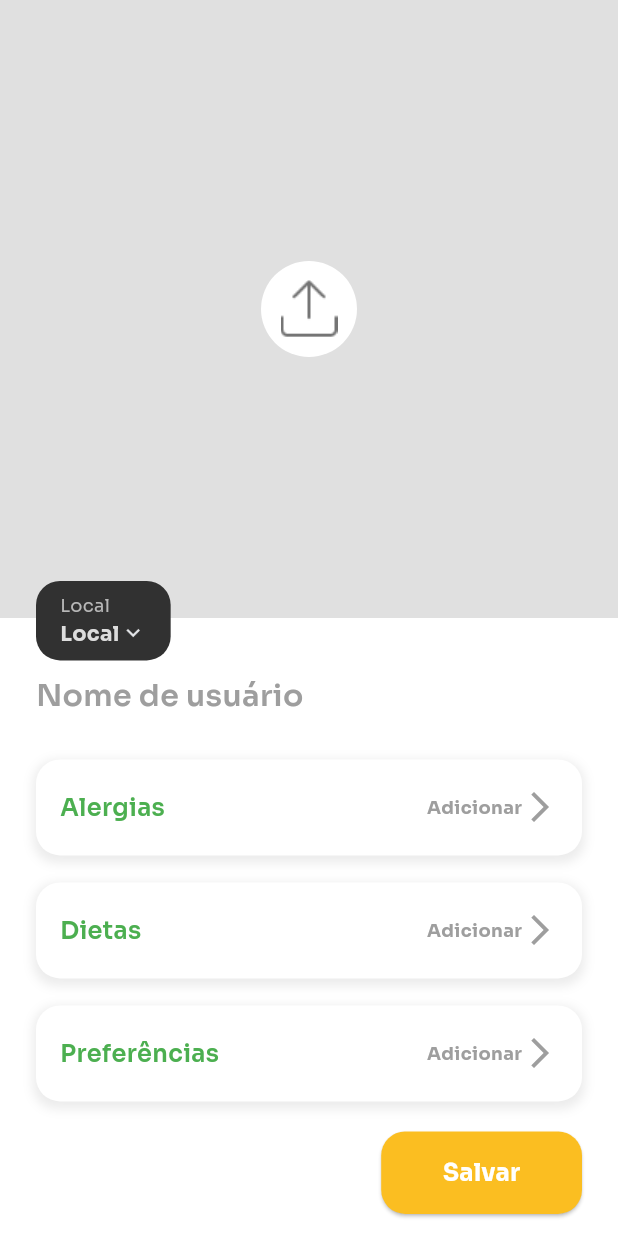
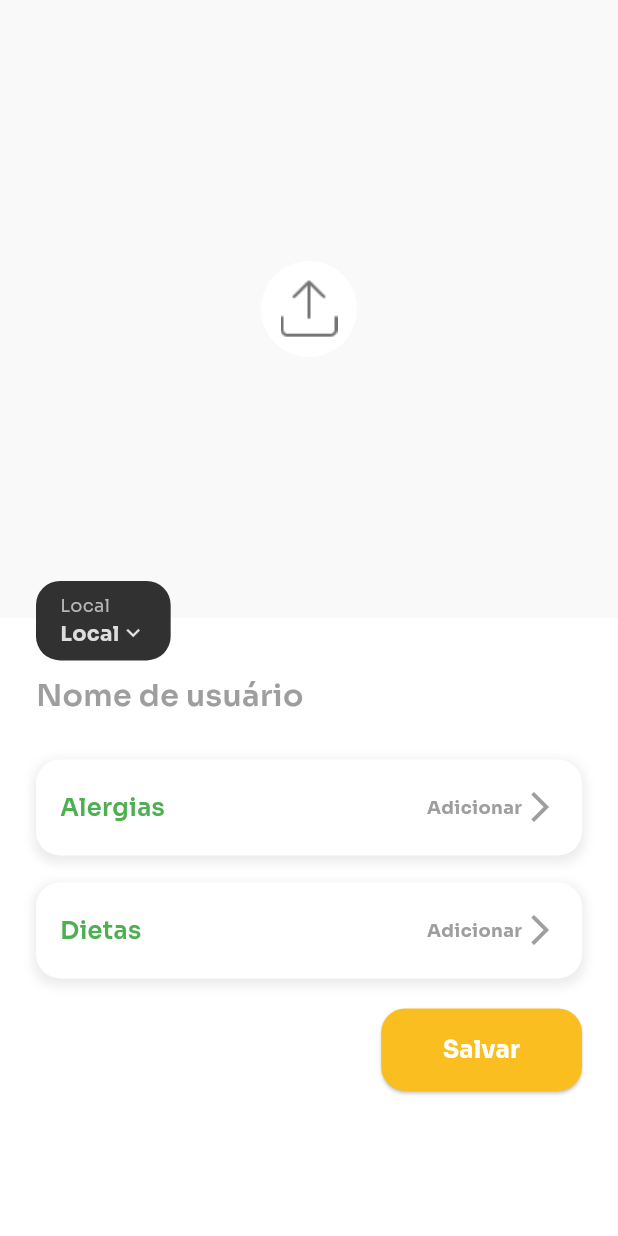
Before and after one commit to franbs2/EatS, a Flutter app: the EditPerfilPage screen opened by its route, after a tap on "Salvar", on a phone screen of 412 x 824 dp. Run offline on Flutter 3.47's test engine with Material 3 defaults, Android fonts, the phone set to English and light mode, and no system bars; our stand-ins replace carousel_slider, cloud_firestore, firebase_auth, firebase_core, firebase_storage, flutter_rating_bar and 4 more; accounts and stored records are empty; generated files the repository leaves out were written again.

Commit message:
fix: interface, editperfilpage, perfilpage and some colors

```diff
--- a/lib/core/exceptions/auth_exceptions.dart
+++ b/lib/core/exceptions/auth_exceptions.dart
@@ -69,7 +69,7 @@ class UsernameAlreadyInUseException implements Exception {
 class InvalidTooShortException implements Exception {
   final String message;
   InvalidTooShortException(
-      [this.message = 'O nome de usuário deve ter mais de 2 caracteres.']);
+      [this.message = 'O nome de usuário deve ter pelo menos 5 caracteres.']);
   @override
   String toString() => message;
 }
--- a/lib/core/style/color.dart
+++ b/lib/core/style/color.dart
@@ -2,8 +2,8 @@ import 'package:flutter/material.dart';
 
 /// [AppTheme] - Classe que define as cores da aplicação.
 class AppTheme {
-  static const Color backgroundColor = Color(0xffDDDDDD);
-  static const Color primaryColor = Color(0xff539F33);
+  static const Color backgroundColor = Color(0xffF9F9F9);
+  static const Color primaryColor = Color.fromARGB(255, 95, 172, 62);
   static const Color secondaryColor = Color(0xffFFFFFF);
   static const Color textInitial = Color(0xffA9A9A9);
   static const Color searchBarColor = Color(0xff313131);
@@ -13,5 +13,5 @@ class AppTheme {
   static const Color homeColorText = Color(0xffB7B7B7);
   static const Color loginYellow = Color(0xffE1AA1E);
   static const Color perfilYellow = Color(0xffFBBE21);
-  static const Color atencionRed = Color(0xffE74C3C);
+  static const Color atencionRed = Color.fromARGB(255, 229, 85, 74);
 }
--- a/lib/data/datasources/auth_methods.dart
+++ b/lib/data/datasources/auth_methods.dart
@@ -377,13 +377,14 @@ class AuthMethods {
     final updateData = <String, dynamic>{};
     final userProvider = Provider.of<UserProvider>(context, listen: false);
 
+    if (username == userProvider.user?.username) username = null;
     if (username != null && username.isNotEmpty) {
       debugPrint("AuthMethods: Validando username");
       debugPrint("username: $username");
       if (!regex.hasMatch(username)) {
         debugPrint("AuthMethods: username inválido");
         throw InvalidUsernameException();
-      } else if (username.length <= 5) {
+      } else if (username.length < 5) {
         debugPrint("AuthMethods: username muito curto");
         throw InvalidTooShortException();
       } else if (username.length > 20) {
--- a/lib/data/datasources/ia_repository.dart
+++ b/lib/data/datasources/ia_repository.dart
@@ -1,4 +1,3 @@
-import 'package:cloud_firestore/cloud_firestore.dart';
 import 'package:eats/data/model/recipes.dart';
 import 'package:google_generative_ai/google_generative_ai.dart';
 
--- a/lib/presentation/auth_wrapper_widget.dart
+++ b/lib/presentation/auth_wrapper_widget.dart
@@ -17,6 +17,7 @@ class AuthWrapperWidget extends StatefulWidget {
   const AuthWrapperWidget({super.key});
 
   @override
+  // ignore: library_private_types_in_public_api
   _AuthWrapperWidgetState createState() => _AuthWrapperWidgetState();
 }
 
--- a/lib/presentation/main_screen.dart
+++ b/lib/presentation/main_screen.dart
@@ -52,7 +52,7 @@ class _MainScreenState extends State<MainScreen> {
       bottomNavigationBar: BottomNavigationBar(
         currentIndex: _selectedIndex, // Define o item atualmente selecionado.
         onTap: _onItemTapped, // Função chamada quando um item é tocado.
-        backgroundColor: Colors.white, // Cor de fundo do BottomNavigationBar.
+        backgroundColor: AppTheme.secondaryColor, // Cor de fundo do BottomNavigationBar.
         selectedItemColor: AppTheme.primaryColor, // Cor do item selecionado.
         unselectedItemColor: Colors.grey, // Cor dos itens não selecionados.
         items: const [
@@ -84,7 +84,7 @@ class _MainScreenState extends State<MainScreen> {
           borderRadius: BorderRadius.all(
               Radius.circular(50)), // Forma arredondada do botão.
         ),
-        backgroundColor: Colors.white, // Cor de fundo do botão flutuante.
+        backgroundColor: AppTheme.secondaryColor, // Cor de fundo do botão flutuante.
         child: Image.asset(
           ImageApp.appMiniIcon, // Imagem exibida no botão flutuante.
           height: 35, // Altura da imagem do botão.
--- a/lib/presentation/providers/preferences_provider.dart
+++ b/lib/presentation/providers/preferences_provider.dart
@@ -22,12 +22,9 @@ class PreferencesProvider with ChangeNotifier {
       []; // Lista de alergias selecionadas pelo usuário.
   List<String> _selectedDiets =
       []; // Lista de dietas selecionadas pelo usuário.
-  List<String> _selectedPreferences =
-      []; // Lista de preferências alimentares selecionadas.
-  List<String> _allergies = []; // Lista completa de alergias do usuário.
+  List<String> _allergies =
+      []; // Lista completa de alergias do usuário.
   List<String> _diets = []; // Lista completa de dietas do usuário.
-  final List<String> _preferences =
-      []; // Lista completa de outras preferências.
 
   /// Atualiza o [UserProvider] e recarrega as preferências do usuário.
   void updateUserProvider(UserProvider userProvider) {
@@ -38,7 +35,6 @@ class PreferencesProvider with ChangeNotifier {
   // Getters para expor as listas selecionadas à interface de usuário.
   List<String> get selectedAllergies => _selectedAllergies;
   List<String> get selectedDiets => _selectedDiets;
-  List<String> get selectedPreferences => _selectedPreferences;
 
   /// Carrega as preferências do usuário a partir do [UserProvider].
   /// Chama métodos para resetar as listas de alergias, dietas e preferências selecionadas.
@@ -48,7 +44,6 @@ class PreferencesProvider with ChangeNotifier {
     notifyListeners();
     resetSelectedAllergies();
     resetSelectedDiets();
-    revokePreferences();
   }
 
   /// Reseta as alergias selecionadas para refletir as alergias atuais do usuário.
@@ -60,12 +55,6 @@ class PreferencesProvider with ChangeNotifier {
   /// Reseta as dietas selecionadas para refletir as dietas atuais do usuário.
   Future<void> resetSelectedDiets() async {
     _selectedDiets = [..._diets];
-    notifyListeners();
-  }
-
-  /// Reseta as preferências selecionadas para refletir as preferências padrão.
-  Future<void> revokePreferences() async {
-    _selectedPreferences = _preferences;
     notifyListeners();
   }
 
@@ -89,16 +78,6 @@ class PreferencesProvider with ChangeNotifier {
     notifyListeners();
   }
 
-  /// Adiciona ou remove uma preferência da lista de preferências selecionadas.
-  void togglePreference(String preference) {
-    if (_selectedPreferences.contains(preference)) {
-      _selectedPreferences.remove(preference);
-    } else {
-      _selectedPreferences.add(preference);
-    }
-    notifyListeners();
-  }
-
   /// Limpa todas as alergias selecionadas.
   void clearAllergies() {
     _selectedAllergies.clear();
@@ -108,12 +87,6 @@ class PreferencesProvider with ChangeNotifier {
   /// Limpa todas as dietas selecionadas.
   void clearDiets() {
     _selectedDiets.clear();
-    notifyListeners();
-  }
-
-  /// Limpa todas as preferências selecionadas.
-  void clearPreferences() {
-    _selectedPreferences.clear();
     notifyListeners();
   }
 
--- a/lib/presentation/providers/user_provider.dart
+++ b/lib/presentation/providers/user_provider.dart
@@ -104,6 +104,7 @@ class UserProvider with ChangeNotifier {
 
     // Verifica se há mudanças na imagem de perfil e atualiza o estado.
     if (_profileImage == null ||
+        // ignore: unnecessary_null_comparison
         _profileImage != null && newProfileImage == null ||
         _profileImage != null && !listEquals(_profileImage, newProfileImage)) {
       debugPrint('UserProvider: Imagem de perfil atualizada.');
--- a/lib/presentation/view/detail_recipes_page.dart
+++ b/lib/presentation/view/detail_recipes_page.dart
@@ -22,7 +22,10 @@ class DetailRecipesPage extends StatelessWidget {
         ModalRoute.of(context)?.settings.arguments as Recipes?;
 
     return Scaffold(
+      backgroundColor: AppTheme.backgroundColor,
       appBar: AppBar(
+        backgroundColor: AppTheme.secondaryColor,
+        surfaceTintColor: AppTheme.secondaryColor,
         title: Title(
           color: Colors.black,
           child: const Text(
@@ -57,7 +60,7 @@ class DetailRecipesPage extends StatelessWidget {
         children: [
           const Text(
             'Não foi possível criar sua receita! Desculpe.',
-            style: TextStyle(fontSize: 18, color: Colors.red),
+            style: TextStyle(fontSize: 18, color: AppTheme.atencionRed),
             textAlign: TextAlign.center,
           ),
           const SizedBox(height: 16),
--- a/lib/presentation/view/edit_perfil_page.dart
+++ b/lib/presentation/view/edit_perfil_page.dart
@@ -43,9 +43,6 @@ class _EditPerfilPageState extends State<EditPerfilPage> {
     setState(() {
       imageBytes = bytes; // Atualiza o estado com os bytes da imagem.
     });
-    debugPrint("bytes: $bytes"); // Imprime os bytes da imagem no console.
-    debugPrint(
-        "imageBytes: $imageBytes"); // Imprime os bytes da imagem armazenados no estado.
   }
 
   /// Método chamado quando o widget é removido da árvore de widgets.
@@ -55,6 +52,16 @@ class _EditPerfilPageState extends State<EditPerfilPage> {
         "EditPerfilPage: Disposing..."); // Mensagem de depuração ao descartar o widget.
     imageBytes = null; // Limpa a imagem carregada ao sair da tela.
     super.dispose();
+  }
+
+  /// Inicia o nome de usuário com o valor do provedor.
+  @override
+  void initState() {
+    super.initState();
+    final userProvider = Provider.of<UserProvider>(context, listen: false);
+    if (userProvider.user?.username != null) {
+      widget.username.text = userProvider.user!.username;
+    }
   }
 
   @override
@@ -137,12 +144,6 @@ class _EditPerfilPageState extends State<EditPerfilPage> {
                           title: 'Dietas',
                           onTap: () => _showDietsModal(context),
                         ),
-                        const SizedBox(height: 18),
-                        // Botão para selecionar preferências.
-                        PreferenceOptionsWidget(
-                          title: 'Preferências',
-                          onTap: () {},
-                        ),
                         const SizedBox(height: 20),
                         // Botão para salvar as alterações do perfil.
                         Row(
@@ -163,15 +164,19 @@ class _EditPerfilPageState extends State<EditPerfilPage> {
                                       context: context,
                                     );
                                     // Navega para a tela principal após salvar.
+                                    if (context.mounted) {
                                       Navigator.of(context).pushAndRemoveUntil(
                                         MaterialPageRoute(
                                             builder: (context) =>
                                                 const MainScreen()),
                                         (Route<dynamic> route) => false,
                                       );
+                                    }
                                   } catch (e) {
+                                    if (context.mounted) {
                                       showSnackBar(e.toString(),
                                           context); // Exibe uma mensagem de erro.
+                                    }
                                   }
                                 } else {
                                   if (widget.username.text.isNotEmpty) {
@@ -182,15 +187,20 @@ class _EditPerfilPageState extends State<EditPerfilPage> {
                                         context: context,
                                         onboarding: true,
                                       );
-                                      Navigator.of(context).pushAndRemoveUntil(
+                                      if (context.mounted) {
+                                        Navigator.of(context)
+                                            .pushAndRemoveUntil(
                                           MaterialPageRoute(
                                               builder: (context) =>
                                                   const MainScreen()),
                                           (Route<dynamic> route) => false,
                                         );
+                                      }
                                     } catch (e) {
+                                      if (context.mounted) {
                                         showSnackBar(e.toString(),
                                             context); // Exibe uma mensagem de erro.
+                                      }
                                     }
                                   } else {
                                     showSnackBar("Preencha o nome de usuário",
--- a/lib/presentation/view/home_page.dart
+++ b/lib/presentation/view/home_page.dart
@@ -99,14 +99,14 @@ class _HomePageState extends State<HomePage> {
               child: Container(
                 decoration: const BoxDecoration(
                   gradient: LinearGradient(
-                    colors: [Colors.transparent, Color(0xffF9F9F9)],
+                    colors: [Colors.transparent, AppTheme.backgroundColor],
                     stops: [0.5, 0.5],
                     begin: Alignment.topCenter,
                     end: Alignment.bottomCenter,
                   ),
                   border: Border(
                     bottom: BorderSide(
-                      color: Color(0xffF9F9F9),
+                      color: AppTheme.backgroundColor,
                       width: 2.0,
                     ),
                   ),
@@ -121,7 +121,7 @@ class _HomePageState extends State<HomePage> {
             SliverToBoxAdapter(
               child: Container(
                 decoration: const BoxDecoration(
-                  color: Color(0xffF9F9F9),
+                  color: AppTheme.backgroundColor,
                 ),
                 child: Column(
                   children: [
--- a/lib/presentation/view/perfil_page.dart
+++ b/lib/presentation/view/perfil_page.dart
@@ -89,7 +89,7 @@ class PerfilPage extends StatelessWidget {
                                 onTap: () => authmethods.logOut(context),
                                 child: const Text('Sair',
                                     style: TextStyle(
-                                        color: Color.fromARGB(255, 229, 85, 74),
+                                        color: AppTheme.atencionRed,
                                         fontWeight: FontWeight.normal)),
                               ),
                             ];
@@ -128,9 +128,6 @@ class PerfilPage extends StatelessWidget {
                         ),
                         const SizedBox(height: 18),
                         // Widget para exibir preferências (não implementado).
-                        PreferenceOptionsWidget(
-                            title: 'Preferências', onTap: () => ()),
-                        const SizedBox(height: 18),
                       ],
                     ),
                   ),
--- a/lib/presentation/widget/rating_bar_widget.dart
+++ b/lib/presentation/widget/rating_bar_widget.dart
@@ -49,6 +49,7 @@ class StarRating extends StatelessWidget {
       // Constrói cada item da barra de avaliação com um ícone de estrela.
       itemBuilder: (context, _) => Image.asset(
         ImageApp.starIcon, // Caminho do ícone da estrela.
+        // ignore: no_wildcard_variable_uses
         color: _ < rating ? null : Colors.grey, // Define a cor da estrela com base na avaliação.
       ),
       // Função chamada ao atualizar a classificação, sem ação neste caso.
--- a/lib/presentation/widget/text_password_input_widget.dart
+++ b/lib/presentation/widget/text_password_input_widget.dart
@@ -56,7 +56,7 @@ class _TextPasswordInputWidgetState extends State<TextPasswordInputWidget> {
         ),
         enabledBorder: const UnderlineInputBorder(
           borderSide: BorderSide(
-            color: Color.fromARGB(255, 73, 139, 45),
+            color: AppTheme.primaryColor,
             width: 1.0,
           ),
         ),
--- a/lib/presentation/widget/text_widget.dart
+++ b/lib/presentation/widget/text_widget.dart
@@ -45,7 +45,7 @@ class TextInputWidget extends StatelessWidget {
         ),
         enabledBorder: const UnderlineInputBorder(
           borderSide: BorderSide(
-            color: Color.fromARGB(255, 73, 139, 45),
+            color: AppTheme.primaryColor,
             width: 1.0,
           ),
         ),
--- a/lib/presentation/widget/upload_widget.dart
+++ b/lib/presentation/widget/upload_widget.dart
@@ -39,10 +39,8 @@ class UploadWidget extends StatelessWidget {
         width: double.infinity,
         decoration: BoxDecoration(
           color: backgroundImage == null
-              ? Colors.grey[
-                  300] // Cor de fundo padrão se nenhuma imagem for fornecida.
-              : const Color(
-                  0xfff1f1f1), // Cor de fundo alternativa para quando a imagem é fornecida.
+              ? AppTheme.backgroundColor // Cor de fundo padrão se nenhuma imagem for fornecida.
+              : AppTheme.backgroundColor, // Cor de fundo alternativa para quando a imagem é fornecida.
           image: backgroundImage != null
               ? DecorationImage(
                   image: MemoryImage(
```
Also changed, not shown: lib/presentation/view/generate_recipes_page.dart (+7 -6 lines), lib/presentation/widget/card_recipe_widget.dart (+12 -6 lines). Lines whose indentation alone changed are shown as unchanged.
